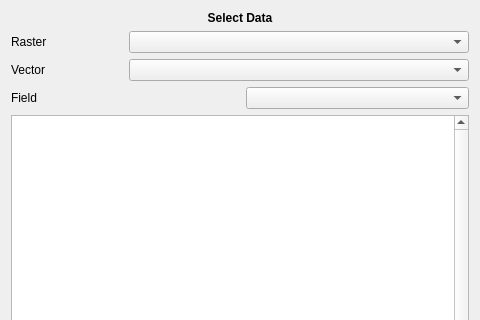
Before: the Qt Designer form ui/ui_roitool_dialog.ui in beeoda/roi_plugin, drawn with Qt 5; both pictures show x 0 to 480 and y 0 to 320 of the 480 by 640 pixel window.
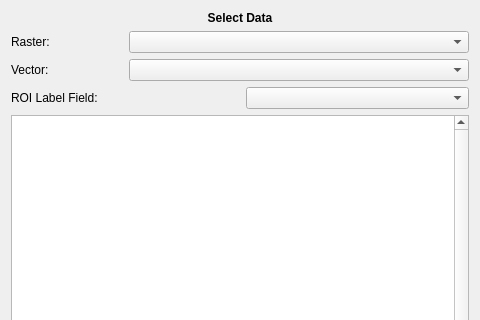
After: the same form once the commit is applied.

Diff of the .ui file:
```diff
--- a/ui/ui_roitool_dialog.ui
+++ b/ui/ui_roitool_dialog.ui
@@ -32,14 +32,7 @@
       <item row="2" column="0">
        <widget class="QLabel" name="label_2">
         <property name="text">
-         <string>Vector</string>
-        </property>
-       </widget>
-      </item>
-      <item row="3" column="0">
-       <widget class="QLabel" name="label_4">
-        <property name="text">
-         <string>Field</string>
+         <string>Vector:</string>
         </property>
        </widget>
       </item>
@@ -62,13 +55,20 @@
       <item row="1" column="0">
        <widget class="QLabel" name="label_3">
         <property name="text">
-         <string>Raster</string>
+         <string>Raster:</string>
         </property>
        </widget>
       </item>
       <item row="1" column="1" colspan="3">
        <widget class="QComboBox" name="combox_raster"/>
       </item>
+      <item row="3" column="0" colspan="2">
+       <widget class="QLabel" name="label_4">
+        <property name="text">
+         <string>ROI Label Field:</string>
+        </property>
+       </widget>
+      </item>
      </layout>
     </widget>
    </item>
```
Left out of the diff: 2 changed lines with no effect on the pictures.
